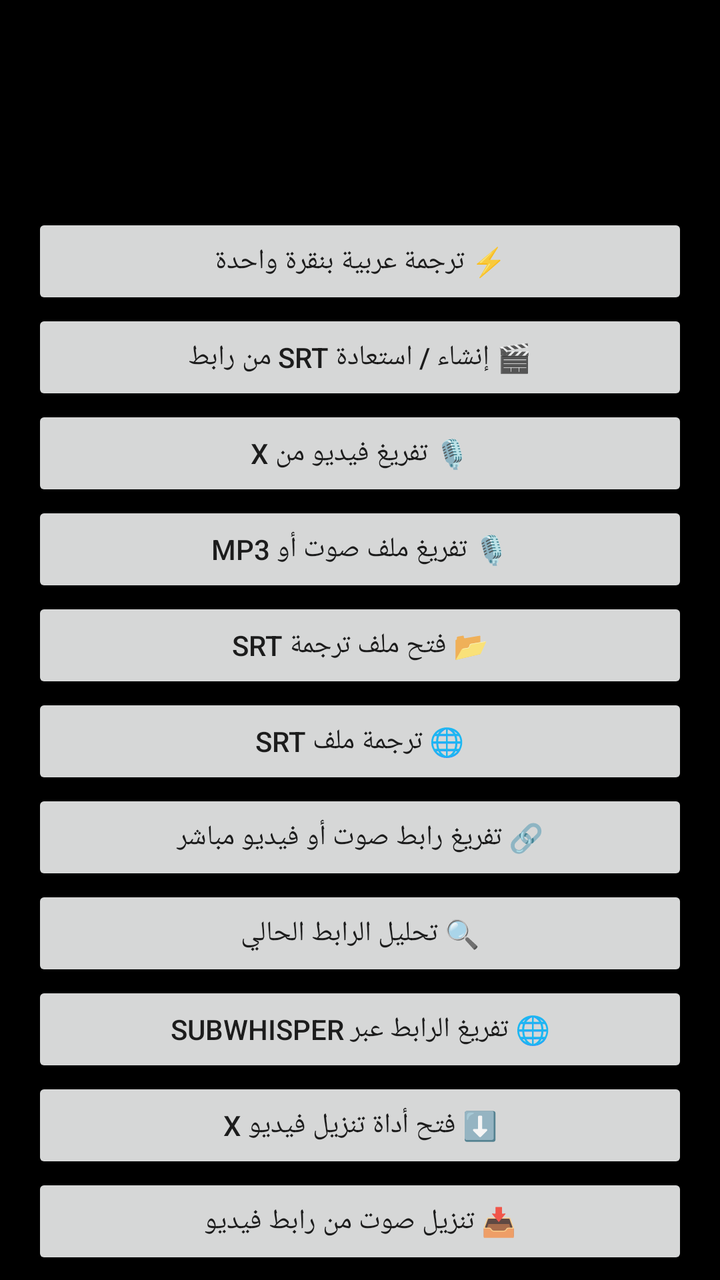
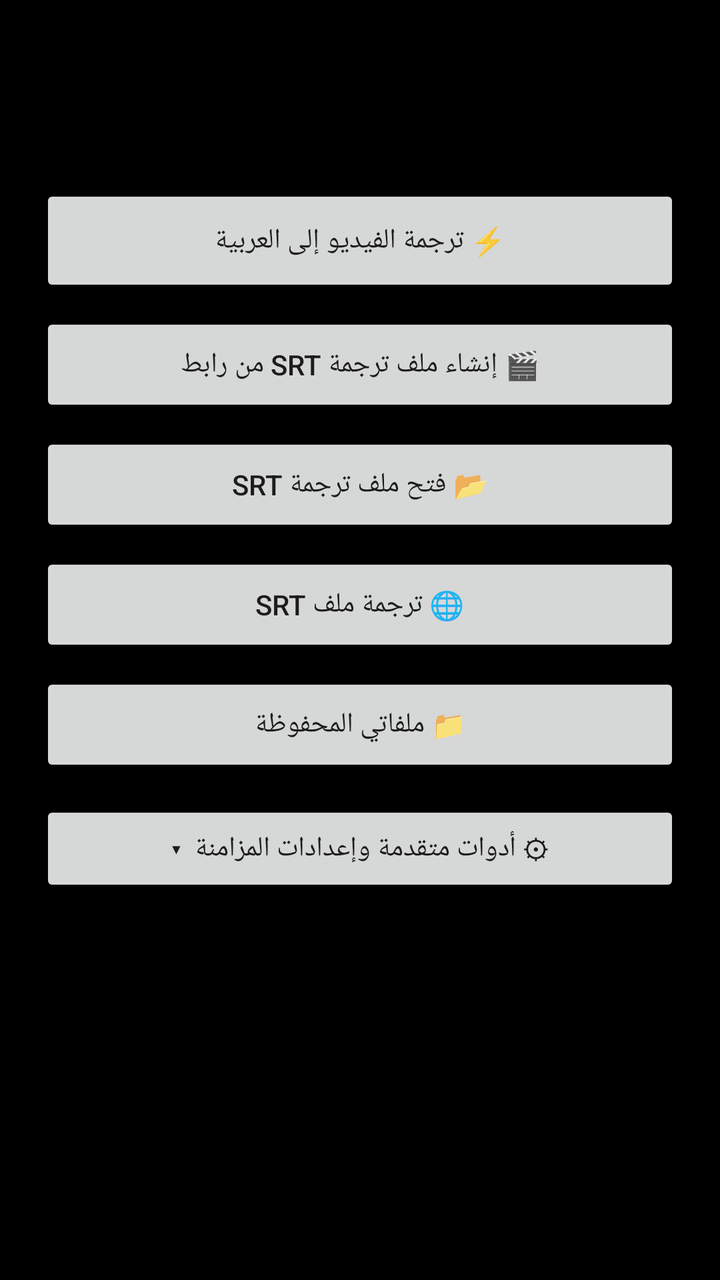

Before-and-after screenshots of an Android layout around one commit, followed by the original layout XML and the change that was made.
<!-- AndroidManifest.xml: application theme Theme.SariSubtitle -->
<!-- res/layout/bottom_sheet_menu.xml -->
<?xml version="1.0" encoding="utf-8"?>
<ScrollView xmlns:android="http://schemas.android.com/apk/res/android"
    android:layout_width="match_parent"
    android:layout_height="wrap_content"
    android:fillViewport="true">

    <LinearLayout
        android:layout_width="match_parent"
        android:layout_height="wrap_content"
        android:orientation="vertical"
        android:padding="16dp">

        <TextView
            android:layout_width="match_parent"
            android:layout_height="wrap_content"
            android:text="ماذا تريد أن تفعل؟"
            android:textSize="20sp"
            android:textStyle="bold"
            android:textColor="?android:attr/textColorPrimary"
            android:gravity="center"
            android:padding="8dp" />

        <TextView
            android:layout_width="match_parent"
            android:layout_height="wrap_content"
            android:text="اختر وظيفة واحدة. إذا كانت ترجمة الفيديو محفوظة، سيحمّلها التطبيق دون إعادة التفريغ."
            android:textSize="13sp"
            android:textColor="?android:attr/textColorSecondary"
            android:paddingStart="4dp"
            android:paddingEnd="4dp"
            android:paddingBottom="12dp" />

        <Button
            android:id="@+id/bsOneTapArabicButton"
            android:layout_width="match_parent"
            android:layout_height="wrap_content"
            android:text="⚡ ترجمة عربية بنقرة واحدة" />

        <Button
            android:id="@+id/bsGenerateSrtButton"
            android:layout_width="match_parent"
            android:layout_height="wrap_content"
            android:text="🎬 إنشاء / استعادة SRT من رابط" />

        <Button
            android:id="@+id/bsTranscribeXButton"
            android:layout_width="match_parent"
            android:layout_height="wrap_content"
            android:text="🎙️ تفريغ فيديو من X" />

        <Button
            android:id="@+id/bsTranscribeAudioButton"
            android:layout_width="match_parent"
            android:layout_height="wrap_content"
            android:text="🎙️ تفريغ ملف صوت أو MP3" />

        <Button
            android:id="@+id/bsImportSrtButton"
            android:layout_width="match_parent"
            android:layout_height="wrap_content"
            android:text="📂 فتح ملف ترجمة SRT" />

        <Button
            android:id="@+id/bsTranslateSrtButton"
            android:layout_width="match_parent"
            android:layout_height="wrap_content"
            android:text="🌐 ترجمة ملف SRT" />

        <Button
            android:id="@+id/bsDirectMediaButton"
            android:layout_width="match_parent"
            android:layout_height="wrap_content"
            android:text="🔗 تفريغ رابط صوت أو فيديو مباشر" />

        <Button
            android:id="@+id/bsAnalyzeLinkButton"
            android:layout_width="match_parent"
            android:layout_height="wrap_content"
            android:text="🔍 تحليل الرابط الحالي" />

        <Button
            android:id="@+id/bsPasteSubWhisperButton"
            android:layout_width="match_parent"
            android:layout_height="wrap_content"
            android:text="🌐 تفريغ الرابط عبر SubWhisper" />

        <Button
            android:id="@+id/bsOpenDownloaderButton"
            android:layout_width="match_parent"
            android:layout_height="wrap_content"
            android:text="⬇️ فتح أداة تنزيل فيديو X" />

        <Button
            android:id="@+id/bsOpenChromeDownloaderButton"
            android:layout_width="match_parent"
            android:layout_height="wrap_content"
            android:text="📥 تنزيل صوت من رابط فيديو" />

        <Button
            android:id="@+id/bsCopyLinkButton"
            android:layout_width="match_parent"
            android:layout_height="wrap_content"
            android:text="📋 نسخ الرابط الحالي" />

        <View
            android:layout_width="match_parent"
            android:layout_height="1dp"
            android:background="?android:attr/listDivider"
            android:layout_marginTop="12dp"
            android:layout_marginBottom="8dp" />

        <TextView
            android:layout_width="match_parent"
            android:layout_height="wrap_content"
            android:text="ضبط مزامنة الترجمة"
            android:textSize="14sp"
            android:textStyle="bold"
            android:textColor="?android:attr/textColorSecondary"
            android:padding="4dp" />

        <LinearLayout
            android:layout_width="match_parent"
            android:layout_height="wrap_content"
            android:orientation="horizontal">

            <Button
                android:id="@+id/bsOffsetMinus"
                android:layout_width="0dp"
                android:layout_height="wrap_content"
                android:layout_weight="1"
                android:text="− 0.5 ث" />

            <Button
                android:id="@+id/bsOffsetPlus"
                android:layout_width="0dp"
                android:layout_height="wrap_content"
                android:layout_weight="1"
                android:text="+ 0.5 ث" />

            <Button
                android:id="@+id/bsOffsetReset"
                android:layout_width="0dp"
                android:layout_height="wrap_content"
                android:layout_weight="1"
                android:text="تصفير" />
        </LinearLayout>
    </LinearLayout>
</ScrollView>
<!-- resources referenced by this layout -->
<resources>
  <style name="Theme.SariSubtitle" parent="Theme.AppCompat.DayNight.NoActionBar">
          <item name="android:windowBackground">@android:color/black</item>
          <item name="android:statusBarColor">@android:color/black</item>
          <item name="android:navigationBarColor">@android:color/black</item>
      </style>
</resources>

<!-- the commit's change to res/layout/bottom_sheet_menu.xml (unified diff, before → after) -->
@@ -8,141 +8,102 @@
         android:layout_width="match_parent"
         android:layout_height="wrap_content"
         android:orientation="vertical"
-        android:padding="16dp">
+        android:padding="20dp">
 
         <TextView
             android:layout_width="match_parent"
             android:layout_height="wrap_content"
-            android:text="ماذا تريد أن تفعل؟"
-            android:textSize="20sp"
+            android:text="Sari Subtitle"
+            android:textSize="22sp"
             android:textStyle="bold"
             android:textColor="?android:attr/textColorPrimary"
             android:gravity="center"
-            android:padding="8dp" />
+            android:paddingTop="4dp"
+            android:paddingBottom="4dp" />
 
         <TextView
             android:layout_width="match_parent"
             android:layout_height="wrap_content"
-            android:text="اختر وظيفة واحدة. إذا كانت ترجمة الفيديو محفوظة، سيحمّلها التطبيق دون إعادة التفريغ."
-            android:textSize="13sp"
+            android:text="ترجمتك العربية بسهولة — اختر المهمة التي تريدها"
+            android:textSize="14sp"
             android:textColor="?android:attr/textColorSecondary"
-            android:paddingStart="4dp"
-            android:paddingEnd="4dp"
-            android:paddingBottom="12dp" />
+            android:gravity="center"
+            android:paddingBottom="16dp" />
 
         <Button
             android:id="@+id/bsOneTapArabicButton"
             android:layout_width="match_parent"
-            android:layout_height="wrap_content"
-            android:text="⚡ ترجمة عربية بنقرة واحدة" />
+            android:layout_height="56dp"
+            android:text="⚡ ترجمة الفيديو إلى العربية" />
 
         <Button
             android:id="@+id/bsGenerateSrtButton"
             android:layout_width="match_parent"
-            android:layout_height="wrap_content"
-            android:text="🎬 إنشاء / استعادة SRT من رابط" />
-
-        <Button
-            android:id="@+id/bsTranscribeXButton"
-            android:layout_width="match_parent"
-            android:layout_height="wrap_content"
-            android:text="🎙️ تفريغ فيديو من X" />
-
-        <Button
-            android:id="@+id/bsTranscribeAudioButton"
-            android:layout_width="match_parent"
-            android:layout_height="wrap_content"
-            android:text="🎙️ تفريغ ملف صوت أو MP3" />
+            android:layout_height="52dp"
+            android:layout_marginTop="8dp"
+            android:text="🎬 إنشاء ملف ترجمة SRT من رابط" />
 
         <Button
             android:id="@+id/bsImportSrtButton"
             android:layout_width="match_parent"
-            android:layout_height="wrap_content"
+            android:layout_height="52dp"
+            android:layout_marginTop="8dp"
             android:text="📂 فتح ملف ترجمة SRT" />
 
         <Button
             android:id="@+id/bsTranslateSrtButton"
             android:layout_width="match_parent"
-            android:layout_height="wrap_content"
+            android:layout_height="52dp"
+            android:layout_marginTop="8dp"
             android:text="🌐 ترجمة ملف SRT" />
 
         <Button
-            android:id="@+id/bsDirectMediaButton"
+            android:id="@+id/bsSavedItemsButton"
+            android:layout_width="match_parent"
+            android:layout_height="52dp"
+            android:layout_marginTop="8dp"
+            android:text="📁 ملفاتي المحفوظة" />
+
+        <Button
+            android:id="@+id/toggleAdvancedToolsButton"
+            android:layout_width="match_parent"
+            android:layout_height="48dp"
+            android:layout_marginTop="12dp"
+            android:text="⚙ أدوات متقدمة وإعدادات المزامنة  ▾" />
+
+        <LinearLayout
+            android:id="@+id/advancedToolsContainer"
             android:layout_width="match_parent"
             android:layout_height="wrap_content"
-            android:text="🔗 تفريغ رابط صوت أو فيديو مباشر" />
+            android:orientation="vertical"
+            android:visibility="gone"
+            android:paddingTop="8dp">
 
-        <Button
-            android:id="@+id/bsAnalyzeLinkButton"
-            android:layout_width="match_parent"
-            android:layout_height="wrap_content"
-            android:text="🔍 تحليل الرابط الحالي" />
+            <TextView
+                android:layout_width="match_parent"
+                android:layout_height="wrap_content"
+                android:text="أدوات استخراج الصوت والترجمة"
+                android:textStyle="bold"
+                android:textSize="15sp"
+                android:textColor="?android:attr/textColorPrimary"
+                android:padding="6dp" />
 
-        <Button
-            android:id="@+id/bsPasteSubWhisperButton"
-            android:layout_width="match_parent"
-            android:layout_height="wrap_content"
-            android:text="🌐 تفريغ الرابط عبر SubWhisper" />
+            <Button android:id="@+id/bsTranscribeXButton" android:layout_width="match_parent" android:layout_height="wrap_content" android:text="🎙️ تفريغ فيديو من X" />
+            <Button android:id="@+id/bsTranscribeAudioButton" android:layout_width="match_parent" android:layout_height="wrap_content" android:text="🎙️ تفريغ ملف صوت أو MP3" />
+            <Button android:id="@+id/bsDirectMediaButton" android:layout_width="match_parent" android:layout_height="wrap_content" android:text="🔗 تفريغ رابط صوت أو فيديو مباشر" />
+            <Button android:id="@+id/bsAnalyzeLinkButton" android:layout_width="match_parent" android:layout_height="wrap_content" android:text="🔍 تحليل الرابط الحالي" />
+            <Button android:id="@+id/bsPasteSubWhisperButton" android:layout_width="match_parent" android:layout_height="wrap_content" android:text="🌐 تفريغ الرابط عبر SubWhisper" />
+            <Button android:id="@+id/bsOpenDownloaderButton" android:layout_width="match_parent" android:layout_height="wrap_content" android:text="⬇️ فتح أداة تنزيل فيديو X" />
+            <Button android:id="@+id/bsOpenChromeDownloaderButton" android:layout_width="match_parent" android:layout_height="wrap_content" android:text="📥 تنزيل صوت من رابط فيديو" />
+            <Button android:id="@+id/bsCopyLinkButton" android:layout_width="match_parent" android:layout_height="wrap_content" android:text="📋 نسخ الرابط الحالي" />
 
-        <Button
-            android:id="@+id/bsOpenDownloaderButton"
-            android:layout_width="match_parent"
-            android:layout_height="wrap_content"
-            android:text="⬇️ فتح أداة تنزيل فيديو X" />
-
-        <Button
-            android:id="@+id/bsOpenChromeDownloaderButton"
-            android:layout_width="match_parent"
-            android:layout_height="wrap_content"
-            android:text="📥 تنزيل صوت من رابط فيديو" />
-
-        <Button
-            android:id="@+id/bsCopyLinkButton"
-            android:layout_width="match_parent"
-            android:layout_height="wrap_content"
-            android:text="📋 نسخ الرابط الحالي" />
-
-        <View
-            android:layout_width="match_parent"
-            android:layout_height="1dp"
-            android:background="?android:attr/listDivider"
-            android:layout_marginTop="12dp"
-            android:layout_marginBottom="8dp" />
-
-        <TextView
-            android:layout_width="match_parent"
-            android:layout_height="wrap_content"
-            android:text="ضبط مزامنة الترجمة"
-            android:textSize="14sp"
-            android:textStyle="bold"
-            android:textColor="?android:attr/textColorSecondary"
-            android:padding="4dp" />
-
-        <LinearLayout
-            android:layout_width="match_parent"
-            android:layout_height="wrap_content"
-            android:orientation="horizontal">
-
-            <Button
-                android:id="@+id/bsOffsetMinus"
-                android:layout_width="0dp"
-                android:layout_height="wrap_content"
-                android:layout_weight="1"
-                android:text="− 0.5 ث" />
-
-            <Button
-                android:id="@+id/bsOffsetPlus"
-                android:layout_width="0dp"
-                android:layout_height="wrap_content"
-                android:layout_weight="1"
-                android:text="+ 0.5 ث" />
-
-            <Button
-                android:id="@+id/bsOffsetReset"
-                android:layout_width="0dp"
-                android:layout_height="wrap_content"
-                android:layout_weight="1"
-                android:text="تصفير" />
+            <View android:layout_width="match_parent" android:layout_height="1dp" android:background="?android:attr/listDivider" android:layout_marginTop="12dp" android:layout_marginBottom="8dp" />
+            <TextView android:layout_width="match_parent" android:layout_height="wrap_content" android:text="ضبط مزامنة الترجمة" android:textSize="15sp" android:textStyle="bold" android:textColor="?android:attr/textColorSecondary" android:padding="6dp" />
+            <LinearLayout android:layout_width="match_parent" android:layout_height="wrap_content" android:orientation="horizontal">
+                <Button android:id="@+id/bsOffsetMinus" android:layout_width="0dp" android:layout_height="wrap_content" android:layout_weight="1" android:text="− 0.5 ث" />
+                <Button android:id="@+id/bsOffsetPlus" android:layout_width="0dp" android:layout_height="wrap_content" android:layout_weight="1" android:text="+ 0.5 ث" />
+                <Button android:id="@+id/bsOffsetReset" android:layout_width="0dp" android:layout_height="wrap_content" android:layout_weight="1" android:text="تصفير" />
+            </LinearLayout>
         </LinearLayout>
     </LinearLayout>
 </ScrollView>
